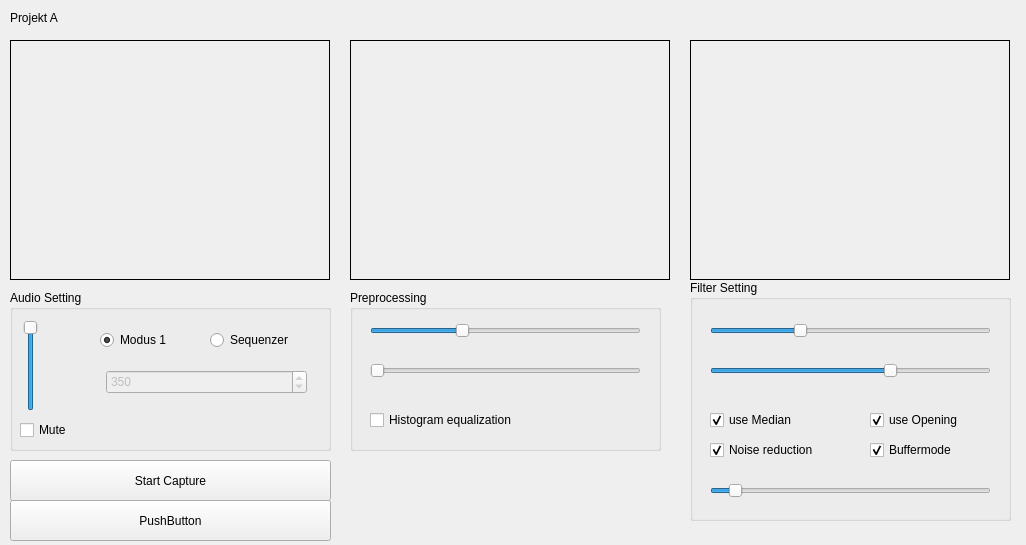
Before: the Qt Designer form app/a/projectawidget.ui in avprg-soundtable/soundtable, drawn with Qt 5.
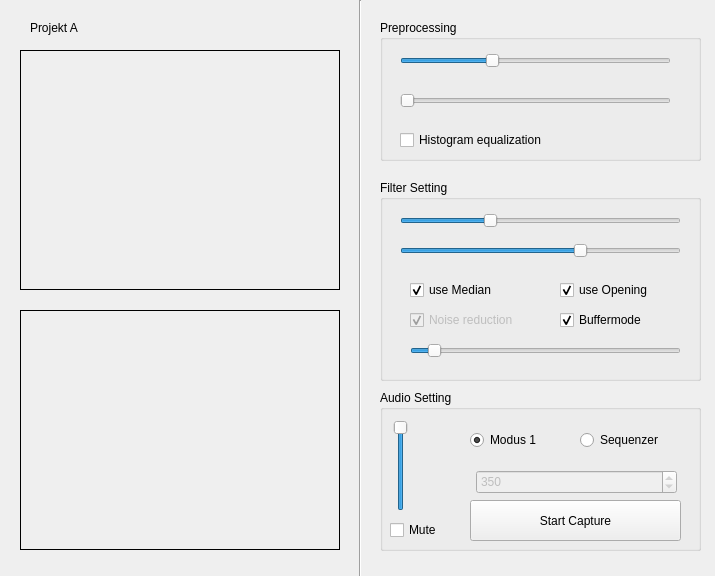
After: the same form once the commit is applied. Custom widgets are drawn as their Qt base class.

The edit to the form file:
```diff
--- a/app/a/projectawidget.ui
+++ b/app/a/projectawidget.ui
@@ -6,14 +6,14 @@
    <rect>
     <x>0</x>
     <y>0</y>
-    <width>1026</width>
-    <height>545</height>
+    <width>715</width>
+    <height>576</height>
    </rect>
   </property>
   <property name="minimumSize">
    <size>
-    <width>1024</width>
-    <height>545</height>
+    <width>715</width>
+    <height>576</height>
    </size>
   </property>
   <property name="windowTitle">
@@ -22,8 +22,8 @@
   <widget class="QLabel" name="label">
    <property name="geometry">
     <rect>
-     <x>10</x>
-     <y>10</y>
+     <x>30</x>
+     <y>20</y>
      <width>59</width>
      <height>16</height>
     </rect>
@@ -32,24 +32,11 @@
     <string>Projekt A</string>
    </property>
   </widget>
-  <widget class="QPushButton" name="pushButton">
-   <property name="geometry">
-    <rect>
-     <x>10</x>
-     <y>460</y>
-     <width>321</width>
-     <height>41</height>
-    </rect>
-   </property>
-   <property name="text">
-    <string>Start Capture</string>
-   </property>
-  </widget>
   <widget class="VideoWidget" name="inputFrame">
    <property name="geometry">
     <rect>
-     <x>10</x>
-     <y>40</y>
+     <x>20</x>
+     <y>50</y>
      <width>320</width>
      <height>240</height>
     </rect>
@@ -70,8 +57,8 @@
   <widget class="VideoWidget" name="outputFrame">
    <property name="geometry">
     <rect>
-     <x>690</x>
-     <y>40</y>
+     <x>20</x>
+     <y>310</y>
      <width>320</width>
      <height>240</height>
     </rect>
@@ -92,8 +79,8 @@
   <widget class="QGroupBox" name="groupBox">
    <property name="geometry">
     <rect>
-     <x>10</x>
-     <y>290</y>
+     <x>380</x>
+     <y>390</y>
      <width>321</width>
      <height>161</height>
     </rect>
@@ -184,14 +171,34 @@
      <number>350</number>
     </property>
    </widget>
+   <widget class="QPushButton" name="pushButton">
+    <property name="geometry">
+     <rect>
+      <x>90</x>
+      <y>110</y>
+      <width>211</width>
+      <height>41</height>
+     </rect>
+    </property>
+    <property name="text">
+     <string>Start Capture</string>
+    </property>
+   </widget>
+   <zorder>masterVolSlider</zorder>
+   <zorder>addCB</zorder>
+   <zorder>sequenzerCB</zorder>
+   <zorder>muteCB</zorder>
+   <zorder>beatSB</zorder>
+   <zorder>outputFrame</zorder>
+   <zorder>pushButton</zorder>
   </widget>
   <widget class="QGroupBox" name="groupBox_2">
    <property name="geometry">
     <rect>
-     <x>690</x>
-     <y>280</y>
+     <x>380</x>
+     <y>180</y>
      <width>321</width>
-     <height>241</height>
+     <height>201</height>
     </rect>
    </property>
    <property name="title">
@@ -201,7 +208,7 @@
     <property name="geometry">
      <rect>
       <x>20</x>
-      <y>80</y>
+      <y>60</y>
       <width>281</width>
       <height>22</height>
      </rect>
@@ -223,7 +230,7 @@
     <property name="geometry">
      <rect>
       <x>20</x>
-      <y>40</y>
+      <y>30</y>
       <width>281</width>
       <height>22</height>
      </rect>
@@ -241,9 +248,9 @@
    <widget class="QSlider" name="bufferSize">
     <property name="geometry">
      <rect>
-      <x>20</x>
-      <y>200</y>
-      <width>281</width>
+      <x>30</x>
+      <y>160</y>
+      <width>271</width>
       <height>22</height>
      </rect>
     </property>
@@ -260,8 +267,8 @@
    <widget class="QCheckBox" name="medianCB">
     <property name="geometry">
      <rect>
-      <x>20</x>
-      <y>130</y>
+      <x>30</x>
+      <y>100</y>
       <width>101</width>
       <height>20</height>
      </rect>
@@ -277,7 +284,7 @@
     <property name="geometry">
      <rect>
       <x>180</x>
-      <y>160</y>
+      <y>130</y>
       <width>101</width>
       <height>20</height>
      </rect>
@@ -293,7 +300,7 @@
     <property name="geometry">
      <rect>
       <x>180</x>
-      <y>130</y>
+      <y>100</y>
       <width>101</width>
       <height>20</height>
      </rect>
@@ -306,10 +313,13 @@
     </property>
    </widget>
    <widget class="QCheckBox" name="noiseCB">
+    <property name="enabled">
+     <bool>false</bool>
+    </property>
     <property name="geometry">
      <rect>
-      <x>20</x>
-      <y>160</y>
+      <x>30</x>
+      <y>130</y>
       <width>121</width>
       <height>20</height>
      </rect>
@@ -322,48 +332,13 @@
     </property>
    </widget>
   </widget>
-  <widget class="QPushButton" name="pushButton_2">
-   <property name="geometry">
-    <rect>
-     <x>10</x>
-     <y>500</y>
-     <width>321</width>
-     <height>41</height>
-    </rect>
-   </property>
-   <property name="text">
-    <string>PushButton</string>
-   </property>
-  </widget>
-  <widget class="VideoWidget" name="preProcessedFrame">
-   <property name="geometry">
-    <rect>
-     <x>350</x>
-     <y>40</y>
-     <width>320</width>
-     <height>240</height>
-    </rect>
-   </property>
-   <property name="frameShape">
-    <enum>QFrame::Box</enum>
-   </property>
-   <property name="text">
-    <string/>
-   </property>
-   <property name="scaledContents">
-    <bool>false</bool>
-   </property>
-   <property name="alignment">
-    <set>Qt::AlignCenter</set>
-   </property>
-  </widget>
   <widget class="QGroupBox" name="groupBox_3">
    <property name="geometry">
     <rect>
-     <x>350</x>
-     <y>290</y>
-     <width>311</width>
-     <height>161</height>
+     <x>380</x>
+     <y>20</y>
+     <width>321</width>
+     <height>141</height>
     </rect>
    </property>
    <property name="title">
@@ -411,7 +386,7 @@
     <property name="geometry">
      <rect>
       <x>20</x>
-      <y>120</y>
+      <y>110</y>
       <width>211</width>
       <height>20</height>
      </rect>
@@ -421,6 +396,19 @@
     </property>
    </widget>
   </widget>
+  <widget class="Line" name="line">
+   <property name="geometry">
+    <rect>
+     <x>350</x>
+     <y>0</y>
+     <width>20</width>
+     <height>581</height>
+    </rect>
+   </property>
+   <property name="orientation">
+    <enum>Qt::Vertical</enum>
+   </property>
+  </widget>
   <zorder>groupBox_2</zorder>
   <zorder>label</zorder>
   <zorder>pushButton</zorder>
```
Left out of the diff: 82 changed lines with no effect on the pictures.
